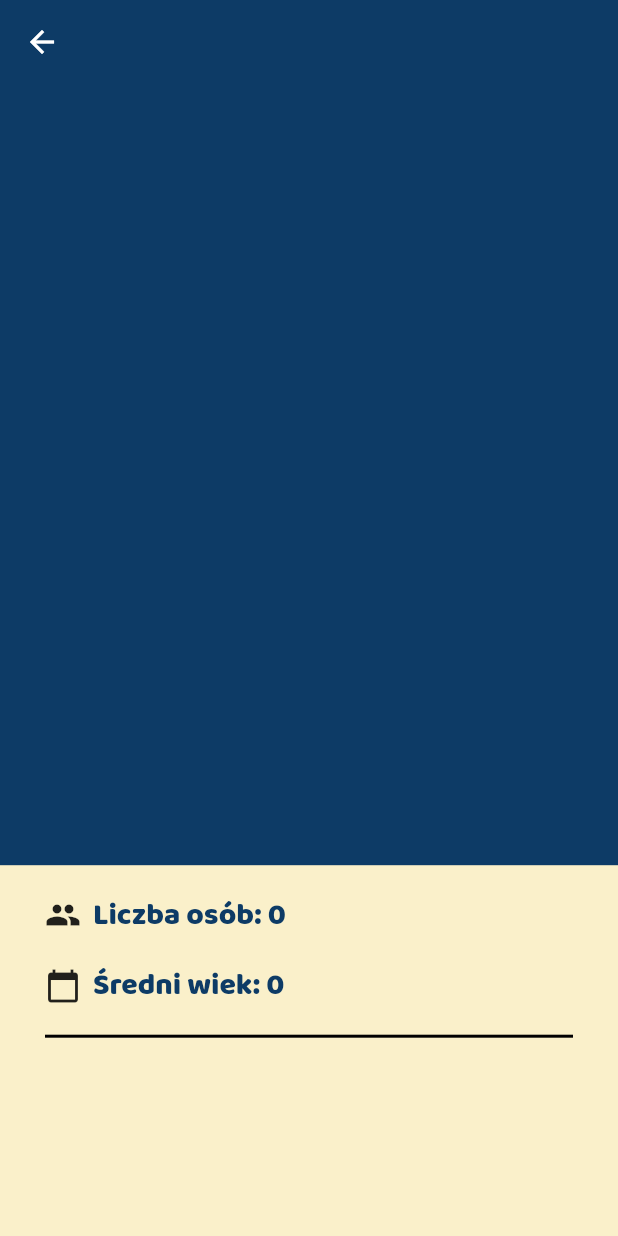
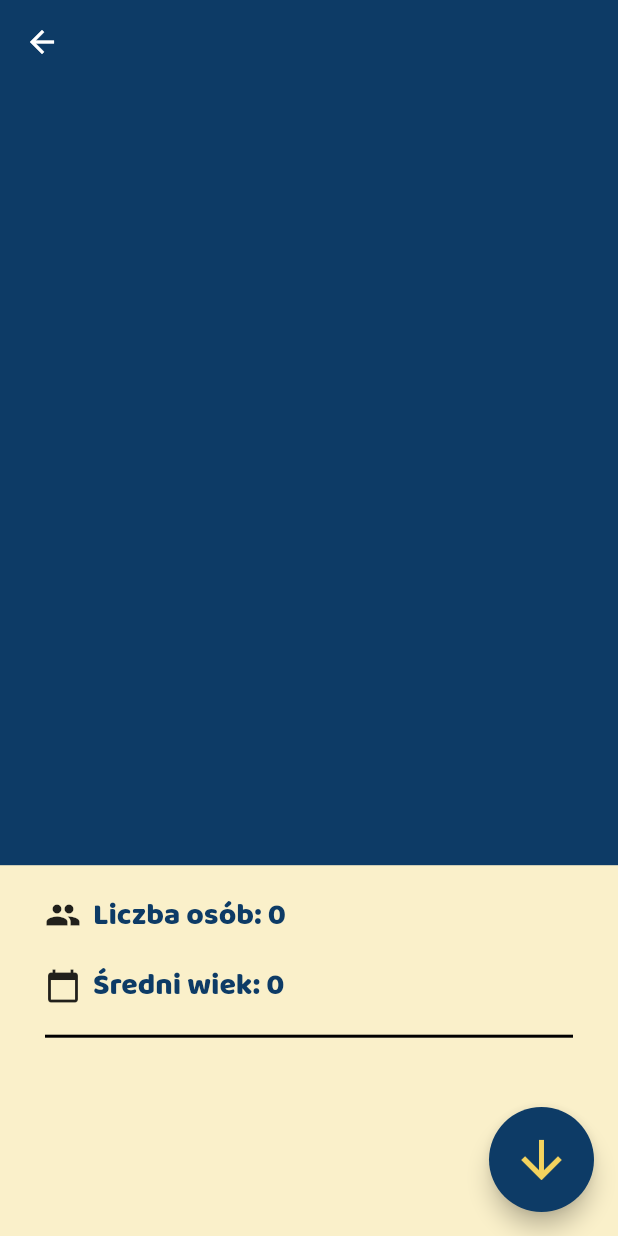
Before and after one commit to BimberTeam/BimberApp, a Flutter app: the GroupDetails screen opened directly with empty values, on a phone screen of 412 x 824 dp. Run offline on Flutter 3.47's test engine with Material 2 defaults, Android fonts, the phone set to English and light mode, and no system bars; our stand-ins replace bloc, cached_network_image, equatable, flare_flutter, flutter_bloc, flutter_form_builder and 3 more; missing offline and left inert: build_context, sprung; network calls fail.

Commit message:
Added floating action button. Fixed silver padding problem

```diff
--- a/bimber/lib/ui/discover/discover_card.dart
+++ b/bimber/lib/ui/discover/discover_card.dart
@@ -15,6 +15,7 @@ class DiscoverCard extends StatelessWidget {
     return Container(
       height: size.height,
       width: size.width,
+      padding: EdgeInsets.all(5),
       child: child,
     );
   }
--- a/bimber/lib/ui/discover/discover_stack.dart
+++ b/bimber/lib/ui/discover/discover_stack.dart
@@ -33,7 +33,10 @@ class _DiscoverStackState extends State<DiscoverStack> {
             size: widget.size,
             child: ClipRRect(
                 borderRadius: BorderRadius.circular(15.0),
-                child: DiscoverCardContent(group: Fixtures.getGroup(), size: widget.size))))
+                child: DiscoverCardContent(
+                    group: Fixtures.getGroup(),
+                    size: Size(
+                        widget.size.width - 10, widget.size.height - 10)))))
         .toList();
 
     currentCard = cards.removeLast();
--- a/bimber/lib/ui/group_details/group_details.dart
+++ b/bimber/lib/ui/group_details/group_details.dart
@@ -4,6 +4,7 @@ import 'package:bimber/ui/group_details/group_details_app_bar.dart';
 import 'package:bimber/ui/group_details/group_details_list.dart';
 import 'package:flutter/material.dart';
 import 'package:flutter/rendering.dart';
+import 'package:build_context/build_context.dart';
 
 class GroupDetails extends StatefulWidget {
   final Group group;
@@ -53,6 +54,15 @@ class GroupDetailsState extends State<GroupDetails> {
             ],
           ),
         ),
-    );
+        floatingActionButton: SizedBox(
+          width: 70,
+          height: 70,
+          child: FloatingActionButton(
+            onPressed: () {
+              context.pop();
+            },
+            child: Icon(Icons.arrow_downward, size: 40),
+          ),
+        ));
   }
 }
--- a/bimber/lib/ui/group_details/group_details_app_bar.dart
+++ b/bimber/lib/ui/group_details/group_details_app_bar.dart
@@ -14,6 +14,7 @@ class GroupDetailsAppBar extends StatelessWidget {
 
   @override
   Widget build(BuildContext context) {
+    double silverPadding = 0.0375 * MediaQuery.of(context).size.height;
     return SliverAppBar(
       expandedHeight: appBarHeight,
       pinned: true,
@@ -32,7 +33,7 @@ class GroupDetailsAppBar extends StatelessWidget {
           ),
           background: GroupImageHero(
               group: group,
-              height: appBarHeight,
+              height: appBarHeight + silverPadding,
               width: MediaQuery.of(context).size.width)),
     );
   }
--- a/bimber/lib/ui/group_details/group_image_hero.dart
+++ b/bimber/lib/ui/group_details/group_image_hero.dart
@@ -3,6 +3,8 @@ import 'package:bimber/models/user.dart';
 import 'package:bimber/ui/common/cache_image.dart';
 import 'package:flutter/material.dart';
 import 'dart:math';
+
+import 'package:flutter/painting.dart';
 
 class GroupImageHero extends StatelessWidget {
   final Group group;
@@ -29,6 +31,7 @@ class GroupImageHero extends StatelessWidget {
                 height: height,
                 width: width,
                 child: GridView.count(
+                    padding: EdgeInsets.all(0),
                     physics: NeverScrollableScrollPhysics(),
                     crossAxisCount: crossAxisCount,
                     childAspectRatio: (width / height),
```
Also changed, not shown: bimber/lib/ui/common/fixtures.dart (+16 -8 lines), bimber/lib/ui/discover/discover_card_content.dart (+2 -5 lines), bimber/lib/ui/user_details/user_details.dart (+11 -1 lines). Lines whose indentation alone changed are shown as unchanged.
